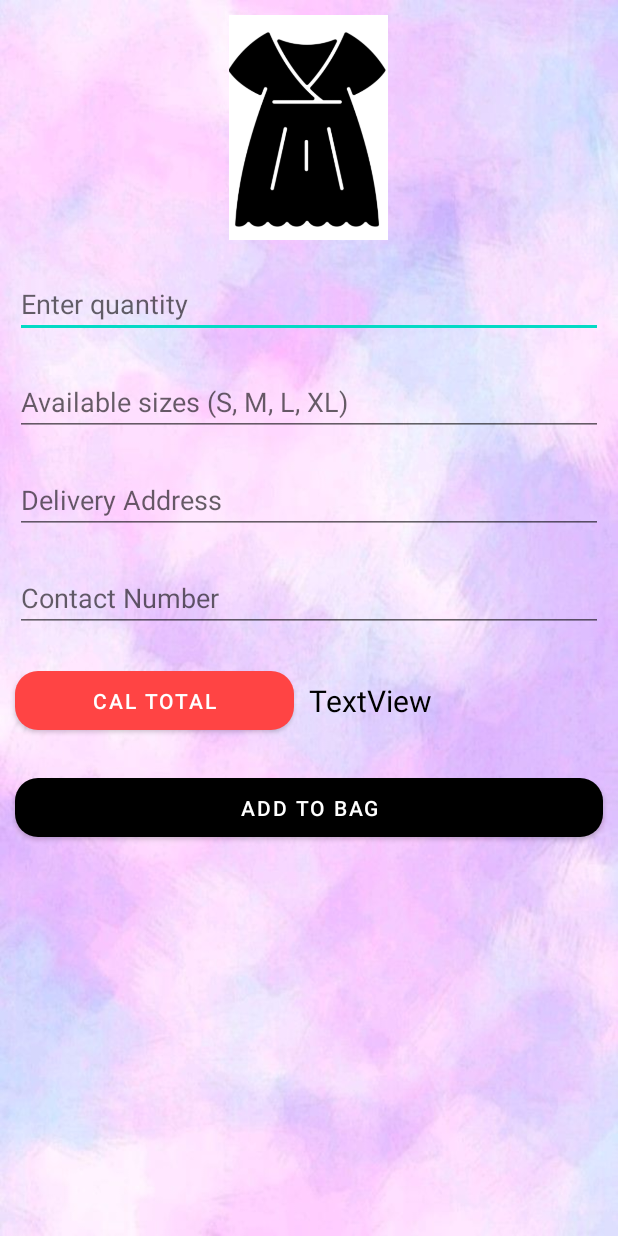
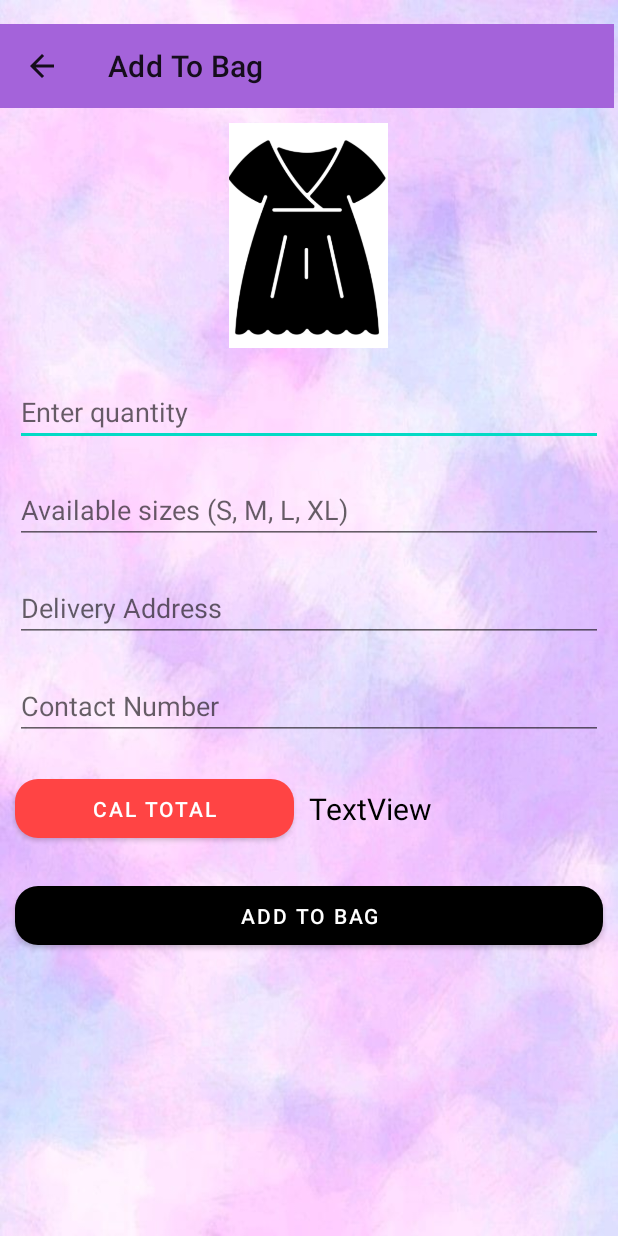
Before and after one commit to HelaniL/DressHub, an Android app: the screen it shows after launch (AddtoCart), on a phone screen of 412 x 824 dp. Run offline under Robolectric (Android 15) with nearby library versions, the phone set to English and light mode, and no system bars; our stand-ins replace Firebase (no records; nobody signed in at launch, a user with empty details on screens opened directly), Picasso; Roboto replaces fonts that are not available here.

Commit message:
Add toolbars

```diff
--- a/app/src/main/java/com/tech/dresshub/AddtoCart.java
+++ b/app/src/main/java/com/tech/dresshub/AddtoCart.java
@@ -105,8 +105,8 @@ public class AddtoCart extends AppCompatActivity {
 
                     Toast.makeText(AddtoCart.this, "Successfully added", Toast.LENGTH_SHORT).show();
 
-                    //Intent intent = new Intent(AddtoCart.this, CustomerHome.class);
-                    //startActivity(intent);
+                    Intent intent = new Intent(AddtoCart.this, CustomerHome.class);
+                    startActivity(intent);
                 }
             }
         });
--- a/app/src/main/res/layout/activity_addto_cart.xml
+++ b/app/src/main/res/layout/activity_addto_cart.xml
@@ -12,11 +12,23 @@
         android:layout_width="match_parent"
         android:layout_height="match_parent"
         tools:ignore="SpeakableTextPresentCheck">
-
         <LinearLayout
             android:layout_width="match_parent"
             android:layout_height="wrap_content"
             android:orientation="vertical" >
+            <androidx.appcompat.widget.Toolbar
+                android:id="@+id/addtocarttoolbar"
+                android:layout_width="409dp"
+                android:layout_height="wrap_content"
+                android:layout_marginTop="16dp"
+                android:background="#A463DA"
+                android:minHeight="?attr/actionBarSize"
+                android:theme="?attr/actionBarTheme"
+                app:layout_constraintEnd_toEndOf="parent"
+                app:layout_constraintStart_toStartOf="parent"
+                app:layout_constraintTop_toTopOf="parent"
+                app:navigationIcon="?attr/actionModeCloseDrawable"
+                app:title="@string/AddtocartToolbar" />
 
             <ImageView
                 android:id="@+id/producttimage"
--- a/app/src/main/res/values/strings.xml
+++ b/app/src/main/res/values/strings.xml
@@ -2,4 +2,10 @@
     <string name="app_name">Dress Hub</string>
     <string name="welcomeback" />
     <string name="welcomeBack">Welcome Back!</string>
+    <string name="Toolbaraddtocart">Toolbaraddtocart</string>
+    <string name="addtocarttoolbar">View Items</string>
+    <string name="AddtocartToolbar">Add To Bag</string>
+    <string name="CustomerhomeToolbar">New Products</string>
+    <string name="BagitemlistToolbar">My Bag</string>
+    <string name="UpdatebagToolbar">Update Bag</string>
 </resources>
```
Also changed, not shown: app/src/main/res/layout/activity_customer_home.xml (+17 -0 lines), app/src/main/res/layout/custom_bagitem_list.xml (+14 -0 lines), app/src/main/res/layout/custom_bagitems_update.xml (+13 -1 lines).
